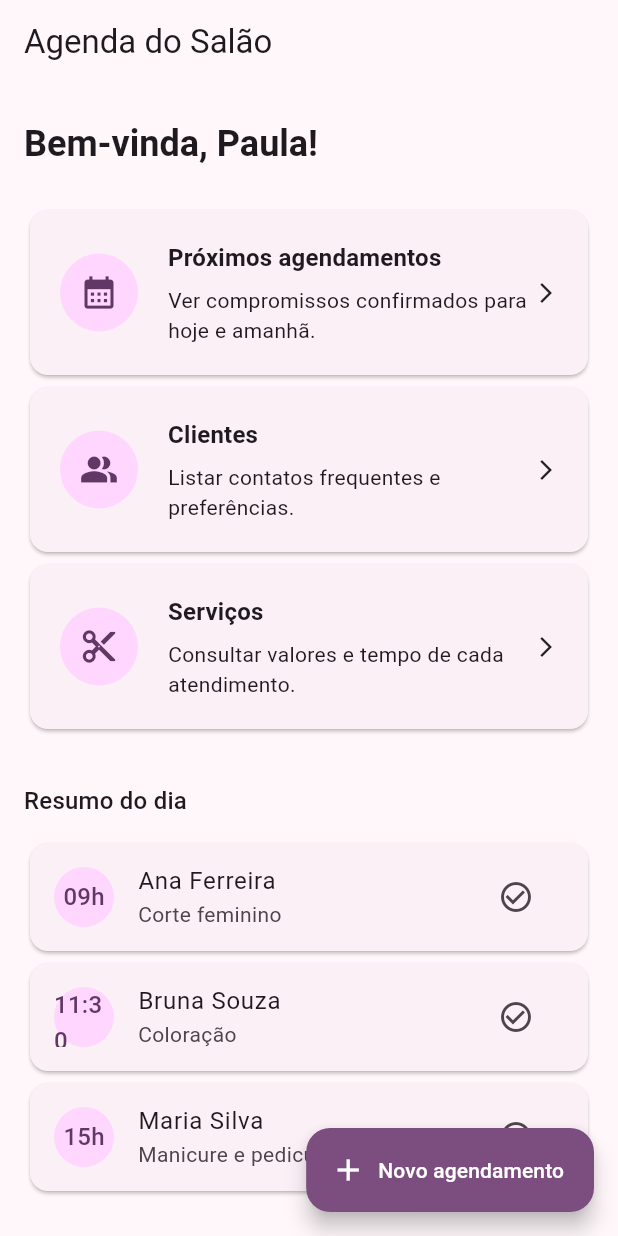
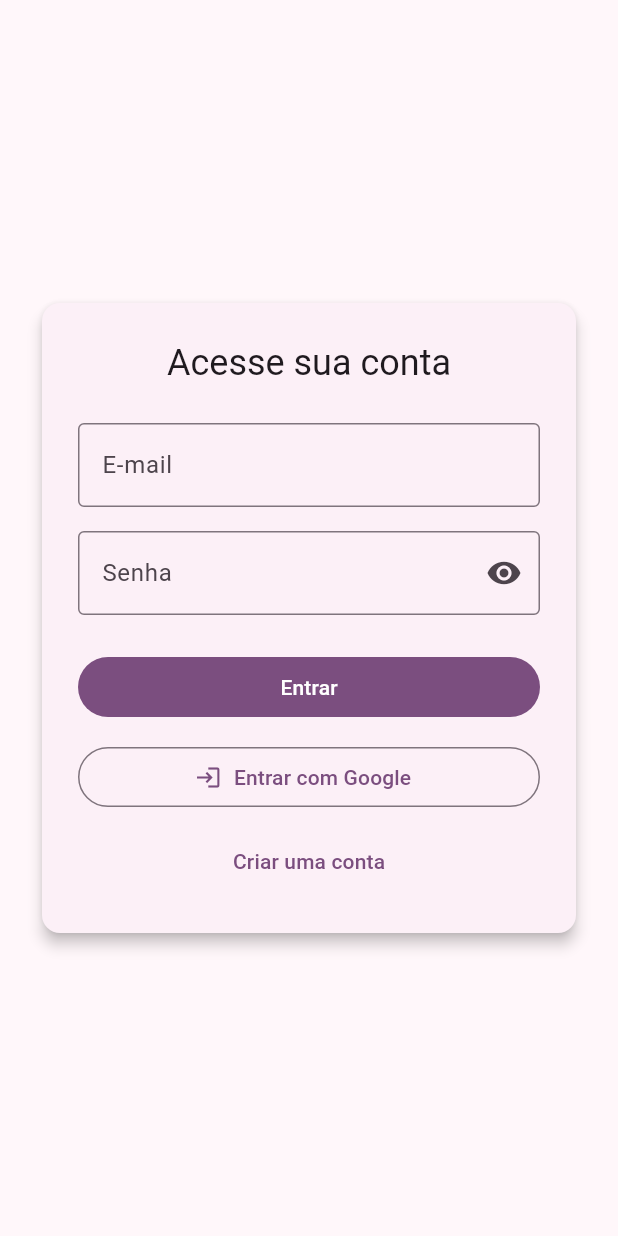
Before and after one commit to Gsaudx/app_agendamento_salao, a Flutter app: the screen it shows after launch, on a phone screen of 412 x 824 dp. Run offline on Flutter 3.47's test engine with Material 3 defaults, Android fonts, the phone set to English and light mode, and no system bars; our stand-ins replace firebase_auth, firebase_core, google_sign_in; accounts and stored records are empty.

Commit message:
Implementar login com Firebase

```diff
--- a/lib/app.dart
+++ b/lib/app.dart
@@ -1,22 +1,34 @@
-import 'package:app_paula_barros/screens/editclient_screen.dart';
 import 'package:flutter/material.dart';
 
+import 'dependencias/dependencias_widget.dart';
 import 'screens/appointments_screen.dart';
 import 'screens/clients_screen.dart';
+import 'screens/editclient_screen.dart';
 import 'screens/home_screen.dart';
+import 'screens/login_screen.dart';
+import 'screens/newclient_screen.dart';
 import 'screens/services_screen.dart';
-import 'screens/newclient_screen.dart';
+import 'servicos/autenticacao_servico.dart';
 
 class SalonSchedulerApp extends StatelessWidget {
-  const SalonSchedulerApp({super.key});
+  const SalonSchedulerApp({super.key, AutenticacaoServico? autenticacaoServico})
+      : _autenticacaoServico = autenticacaoServico;
+
+  final AutenticacaoServico? _autenticacaoServico;
 
   @override
   Widget build(BuildContext context) {
-    return MaterialApp(
+    final autenticacao = _autenticacaoServico ?? AutenticacaoServico();
+    final rotaInicial = autenticacao.usuarioAtual != null ? HomeScreen.routeName : LoginScreen.routeName;
+
+    return DependenciasWidget(
+      autenticacao: autenticacao,
+      child: MaterialApp(
       title: 'Salão Paula Barros',
       theme: _buildTheme(),
-      initialRoute: HomeScreen.routeName,
+      initialRoute: rotaInicial,
       routes: {
+        LoginScreen.routeName: (context) => const LoginScreen(),
         HomeScreen.routeName: (context) => const HomeScreen(),
         AppointmentsScreen.routeName: (context) => const AppointmentsScreen(),
         ClientsScreen.routeName: (context) => const ClientsScreen(),
@@ -25,6 +37,7 @@ class SalonSchedulerApp extends StatelessWidget {
         EditClientScreen.routeName: (context) => const EditClientScreen(),
       },
       debugShowCheckedModeBanner: false,
+      ),
     );
   }
 
--- /dev/null
+++ b/lib/dependencias/dependencias_widget.dart
@@ -0,0 +1,26 @@
+import 'package:flutter/widgets.dart';
+
+import '../servicos/autenticacao_servico.dart';
+
+class DependenciasWidget extends InheritedWidget {
+  const DependenciasWidget({
+    super.key,
+    required super.child,
+    required this.autenticacao,
+  });
+
+  final AutenticacaoServico autenticacao;
+
+  static AutenticacaoServico autenticacaoDe(BuildContext context) {
+    final dependencias = context
+        .dependOnInheritedWidgetOfExactType<DependenciasWidget>();
+    assert(
+      dependencias != null,
+      'DependenciasWidget não encontrado no contexto.',
+    );
+    return dependencias!.autenticacao;
+  }
+
+  @override
+  bool updateShouldNotify(covariant DependenciasWidget oldWidget) => false;
+}
--- /dev/null
+++ b/lib/screens/login_screen.dart
@@ -0,0 +1,243 @@
+import 'package:firebase_auth/firebase_auth.dart';
+import 'package:flutter/material.dart';
+
+import 'package:app_paula_barros/dependencias/dependencias_widget.dart';
+
+import 'home_screen.dart';
+
+class LoginScreen extends StatefulWidget {
+  const LoginScreen({super.key});
+
+  static const routeName = '/login';
+
+  @override
+  State<LoginScreen> createState() => _LoginScreenState();
+}
+
+class _LoginScreenState extends State<LoginScreen> {
+  final _emailController = TextEditingController();
+  final _senhaController = TextEditingController();
+  final _formKey = GlobalKey<FormState>();
+  bool _modoCadastro = false;
+  bool _exibindoSenha = false;
+  bool _carregandoEmailSenha = false;
+  bool _carregandoGoogle = false;
+
+  @override
+  void dispose() {
+    _emailController.dispose();
+    _senhaController.dispose();
+    super.dispose();
+  }
+
+  @override
+  Widget build(BuildContext context) {
+    final tema = Theme.of(context);
+    return Scaffold(
+      body: Center(
+        child: ConstrainedBox(
+          constraints: const BoxConstraints(maxWidth: 420),
+          child: Padding(
+            padding: const EdgeInsets.all(24),
+            child: Card(
+              elevation: 4,
+              child: Padding(
+                padding: const EdgeInsets.all(24),
+                child: Form(
+                  key: _formKey,
+                  child: Column(
+                    mainAxisSize: MainAxisSize.min,
+                    children: [
+                      Text(
+                        _modoCadastro ? 'Crie sua conta' : 'Acesse sua conta',
+                        style: tema.textTheme.headlineSmall,
+                      ),
+                      const SizedBox(height: 24),
+                      TextFormField(
+                        controller: _emailController,
+                        keyboardType: TextInputType.emailAddress,
+                        decoration: const InputDecoration(
+                          labelText: 'E-mail',
+                          border: OutlineInputBorder(),
+                        ),
+                        validator: (valor) {
+                          if (valor == null || valor.trim().isEmpty) {
+                            return 'Informe o e-mail';
+                          }
+                          if (!valor.contains('@')) {
+                            return 'E-mail inválido';
+                          }
+                          return null;
+                        },
+                      ),
+                      const SizedBox(height: 16),
+                      TextFormField(
+                        controller: _senhaController,
+                        obscureText: !_exibindoSenha,
+                        decoration: InputDecoration(
+                          labelText: 'Senha',
+                          border: const OutlineInputBorder(),
+                          suffixIcon: IconButton(
+                            onPressed: () {
+                              setState(() {
+                                _exibindoSenha = !_exibindoSenha;
+                              });
+                            },
+                            icon: Icon(
+                              _exibindoSenha
+                                  ? Icons.visibility_off
+                                  : Icons.visibility,
+                            ),
+                          ),
+                        ),
+                        validator: (valor) {
+                          if (valor == null || valor.trim().isEmpty) {
+                            return 'Informe a senha';
+                          }
+                          if (valor.length < 6) {
+                            return 'A senha deve ter ao menos 6 caracteres';
+                          }
+                          return null;
+                        },
+                      ),
+                      const SizedBox(height: 24),
+                      SizedBox(
+                        width: double.infinity,
+                        child: FilledButton(
+                          onPressed: _carregandoEmailSenha
+                              ? null
+                              : _autenticarEmailSenha,
+                          child: _carregandoEmailSenha
+                              ? const SizedBox(
+                                  height: 16,
+                                  width: 16,
+                                  child: CircularProgressIndicator(
+                                    strokeWidth: 2,
+                                  ),
+                                )
+                              : Text(_modoCadastro ? 'Cadastrar' : 'Entrar'),
+                        ),
+                      ),
+                      const SizedBox(height: 12),
+                      SizedBox(
+                        width: double.infinity,
+                        child: OutlinedButton.icon(
+                          onPressed: _carregandoGoogle
+                              ? null
+                              : _autenticarGoogle,
+                          icon: _carregandoGoogle
+                              ? const SizedBox(
+                                  height: 16,
+                                  width: 16,
+                                  child: CircularProgressIndicator(
+                                    strokeWidth: 2,
+                                  ),
+                                )
+                              : const Icon(Icons.login),
+                          label: const Text('Entrar com Google'),
+                        ),
+                      ),
+                      const SizedBox(height: 8),
+                      TextButton(
+                        onPressed: _alternarModo,
+                        child: Text(
+                          _modoCadastro
+                              ? 'Já tenho conta, voltar para login'
+                              : 'Criar uma conta',
+                        ),
+                      ),
+                    ],
+                  ),
+                ),
+              ),
+            ),
+          ),
+        ),
+      ),
+    );
+  }
+
+  void _alternarModo() {
+    setState(() {
+      _modoCadastro = !_modoCadastro;
+    });
+  }
+
+  Future<void> _autenticarEmailSenha() async {
+    if (!(_formKey.currentState?.validate() ?? false)) {
+      return;
+    }
+    setState(() {
+      _carregandoEmailSenha = true;
+    });
+    final autenticacao = DependenciasWidget.autenticacaoDe(context);
+    final email = _emailController.text.trim();
+    final senha = _senhaController.text.trim();
+    try {
+      if (_modoCadastro) {
+        await autenticacao.cadastrarEmailSenha(email: email, senha: senha);
+      } else {
+        await autenticacao.entrarEmailSenha(email: email, senha: senha);
+      }
+      if (!mounted) {
+        return;
+      }
+      Navigator.pushNamedAndRemoveUntil(
+        context,
+        HomeScreen.routeName,
+        (_) => false,
+      );
+    } on FirebaseAuthException catch (erro) {
+      _exibirMensagemErro(erro.message ?? 'Falha na autenticação.');
+    } catch (erro) {
+      _exibirMensagemErro(erro.toString());
+    } finally {
+      if (mounted) {
+        setState(() {
+          _carregandoEmailSenha = false;
+        });
+      }
+    }
+  }
+
+  Future<void> _autenticarGoogle() async {
+    setState(() {
+      _carregandoGoogle = true;
+    });
+    final autenticacao = DependenciasWidget.autenticacaoDe(context);
+    try {
+      await autenticacao.entrarGoogle();
+      if (!mounted) {
+        return;
+      }
+      Navigator.pushNamedAndRemoveUntil(
+        context,
+        HomeScreen.routeName,
+        (_) => false,
+      );
+    } on FirebaseAuthException catch (erro) {
+      _exibirMensagemErro(erro.message ?? 'Falha ao entrar com Google.');
+    } on StateError catch (erro) {
+      if (erro.message.contains('cancelada')) {
+        _exibirMensagemErro('Login cancelado.');
+      }
+    } catch (erro) {
+      _exibirMensagemErro(erro.toString());
+    } finally {
+      if (mounted) {
+        setState(() {
+          _carregandoGoogle = false;
+        });
+      }
+    }
+  }
+
+  void _exibirMensagemErro(String mensagem) {
+    if (!mounted) {
+      return;
+    }
+    ScaffoldMessenger.of(
+      context,
+    ).showSnackBar(SnackBar(content: Text(mensagem)));
+  }
+}
--- a/lib/screens/services_screen.dart
+++ b/lib/screens/services_screen.dart
@@ -1,7 +1,7 @@
-import 'package:app_paula_barros/components/Input.dart';
-import 'package:app_paula_barros/components/floating_button.dart';
-import 'package:app_paula_barros/components/select.dart';
 import 'package:flutter/material.dart';
+
+import '../components/Input.dart';
+import '../components/select.dart';
 
 class ServicesScreen extends StatelessWidget {
   const ServicesScreen({super.key});
--- /dev/null
+++ b/lib/servicos/autenticacao_servico.dart
@@ -0,0 +1,44 @@
+import 'package:firebase_auth/firebase_auth.dart';
+import 'package:google_sign_in/google_sign_in.dart';
+
+class AutenticacaoServico {
+  AutenticacaoServico({FirebaseAuth? firebaseAuth, GoogleSignIn? googleSignIn})
+      : _firebaseAuth = firebaseAuth ?? FirebaseAuth.instance,
+        _googleSignIn = googleSignIn;
+
+  final FirebaseAuth _firebaseAuth;
+  final GoogleSignIn? _googleSignIn;
+
+  User? get usuarioAtual => _firebaseAuth.currentUser;
+
+  Stream<User?> get fluxoUsuario => _firebaseAuth.authStateChanges();
+
+  Future<void> entrarEmailSenha({required String email, required String senha}) async {
+    await _firebaseAuth.signInWithEmailAndPassword(email: email, password: senha);
+  }
+
+  Future<void> cadastrarEmailSenha({required String email, required String senha}) async {
+    await _firebaseAuth.createUserWithEmailAndPassword(email: email, password: senha);
+  }
+
+  Future<void> entrarGoogle() async {
+    final google = _googleSignIn ?? GoogleSignIn();
+    final conta = await google.signIn();
+    if (conta == null) {
+      throw StateError('Autenticação cancelada pelo usuário.');
+    }
+    final autenticacao = await conta.authentication;
+    final credencial = GoogleAuthProvider.credential(
+      accessToken: autenticacao.accessToken,
+      idToken: autenticacao.idToken,
+    );
+    await _firebaseAuth.signInWithCredential(credencial);
+  }
+
+  Future<void> sair() async {
+    await _firebaseAuth.signOut();
+    try {
+      await (_googleSignIn ?? GoogleSignIn()).signOut();
+    } catch (_) {}
+  }
+}
--- a/pubspec.yaml
+++ b/pubspec.yaml
@@ -38,7 +38,6 @@ dependencies:
   firebase_auth: ^4.19.5
   cloud_firestore: ^4.15.9
   google_sign_in: ^6.2.1
-  flutter_dotenv: ^5.1.0
 
 dev_dependencies:
   flutter_test:
@@ -51,7 +50,6 @@ dev_dependencies:
   # rules and activating additional ones.
   flutter_lints: ^5.0.0
   firebase_auth_mocks: ^0.13.0
-  fake_cloud_firestore: ^2.5.0
 
 # For information on the generic Dart part of this file, see the
 # following page: https://dart.dev/tools/pub/pubspec
```
Also changed, not shown: lib/configuracao/firebase_configuracao.dart (deleted, +0 -32 lines), lib/main.dart (+11 -12 lines), lib/screens/home_screen.dart (+30 -2 lines), pubspec.lock, 2 other files.
